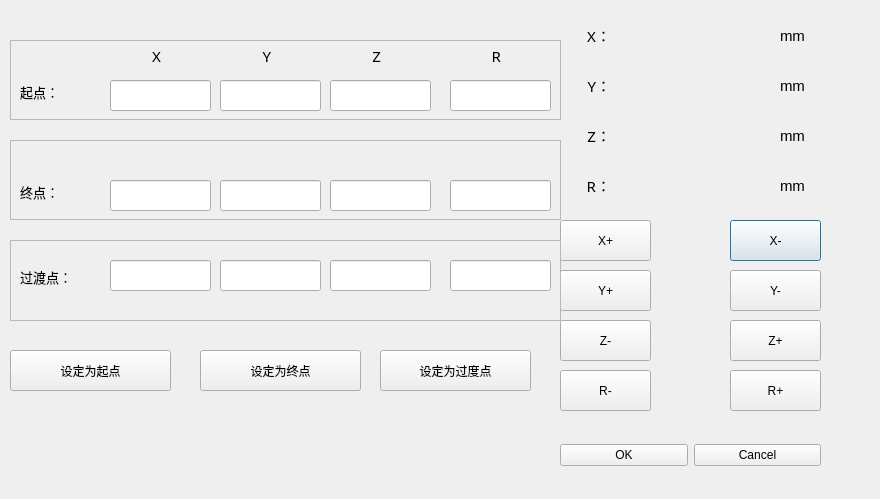
Before: the Qt Designer form addroute_dialog.ui in chuge007/detectOfvioce, drawn with Qt 5.
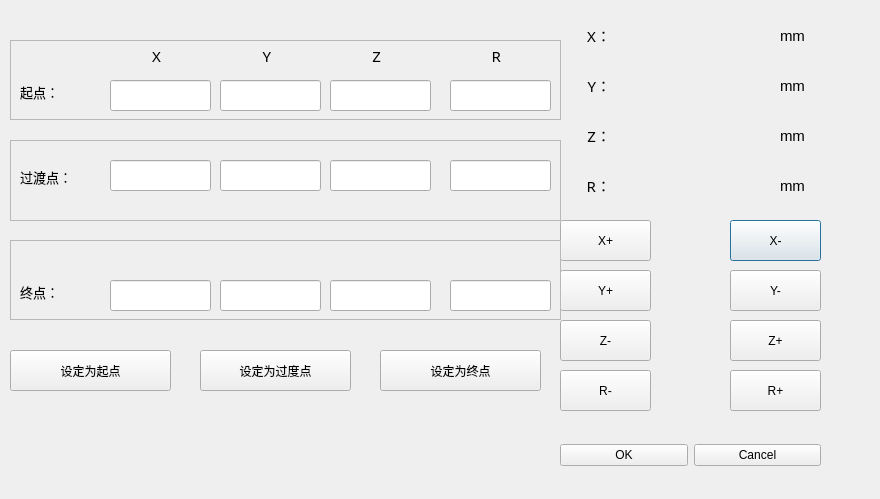
After: the same form once the commit is applied.

Patch:
```diff
--- a/addroute_dialog.ui
+++ b/addroute_dialog.ui
@@ -353,7 +353,7 @@
    <property name="geometry">
     <rect>
      <x>10</x>
-     <y>240</y>
+     <y>140</y>
      <width>551</width>
      <height>81</height>
     </rect>
@@ -441,7 +441,7 @@
    <property name="geometry">
     <rect>
      <x>10</x>
-     <y>140</y>
+     <y>240</y>
      <width>551</width>
      <height>80</height>
     </rect>
@@ -528,7 +528,7 @@
   <widget class="QPushButton" name="setCurposToEnd_but">
    <property name="geometry">
     <rect>
-     <x>200</x>
+     <x>380</x>
      <y>350</y>
      <width>161</width>
      <height>41</height>
@@ -579,7 +579,7 @@
   <widget class="QPushButton" name="setCursPosToTrans_but">
    <property name="geometry">
     <rect>
-     <x>380</x>
+     <x>200</x>
      <y>350</y>
      <width>151</width>
      <height>41</height>
```
